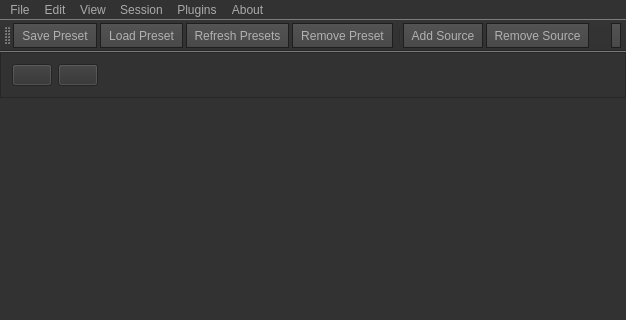
This is src/app/windows/MainWindow/MainWindow.ui in m-riley04/ModularSensorSystem as Qt 5 draws it before an edit; both pictures show x 0 to 626 and y 0 to 320 of the 626 by 513 pixel window. The edited form follows.
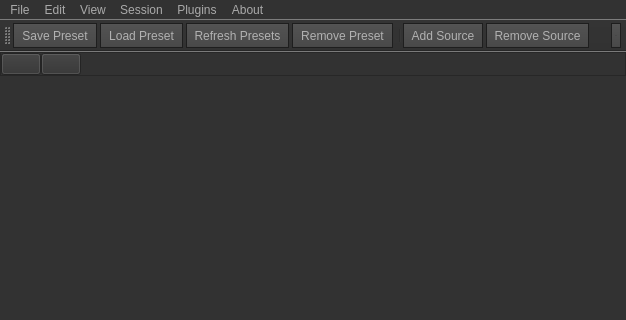
This is the edited form. Icons and pictures are not drawn. Custom widgets are drawn as their Qt base class.

What changed in the file:
```diff
--- a/src/app/windows/MainWindow/MainWindow.ui
+++ b/src/app/windows/MainWindow/MainWindow.ui
@@ -290,6 +290,21 @@
        <enum>QFrame::Shadow::Raised</enum>
       </property>
       <layout class="QHBoxLayout" name="horizontalLayout">
+       <property name="spacing">
+        <number>0</number>
+       </property>
+       <property name="leftMargin">
+        <number>0</number>
+       </property>
+       <property name="topMargin">
+        <number>0</number>
+       </property>
+       <property name="rightMargin">
+        <number>0</number>
+       </property>
+       <property name="bottomMargin">
+        <number>0</number>
+       </property>
        <item>
         <widget class="QPushButton" name="buttonHome">
          <property name="toolTip">
```
